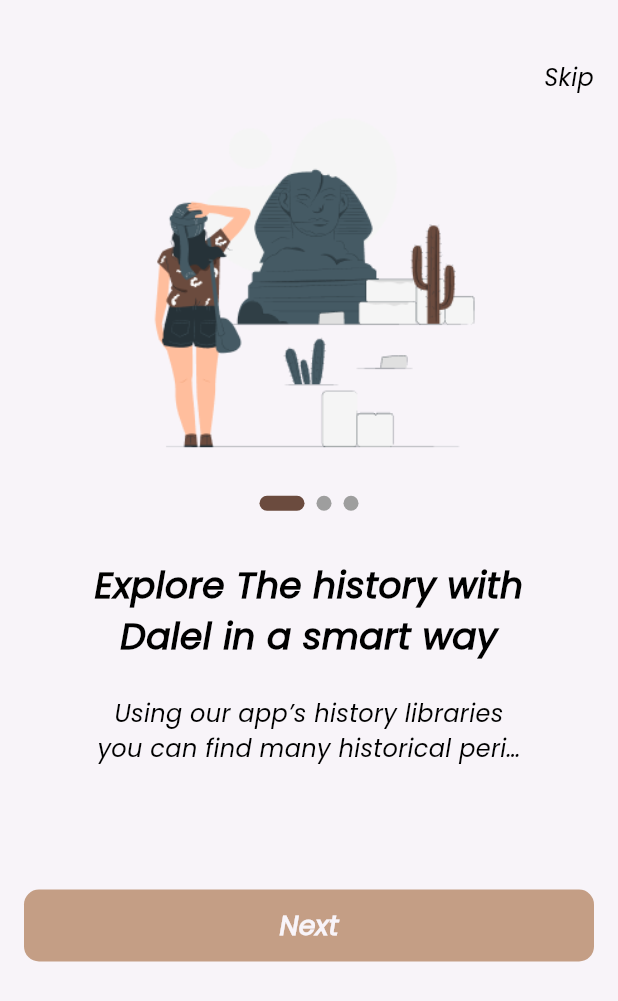
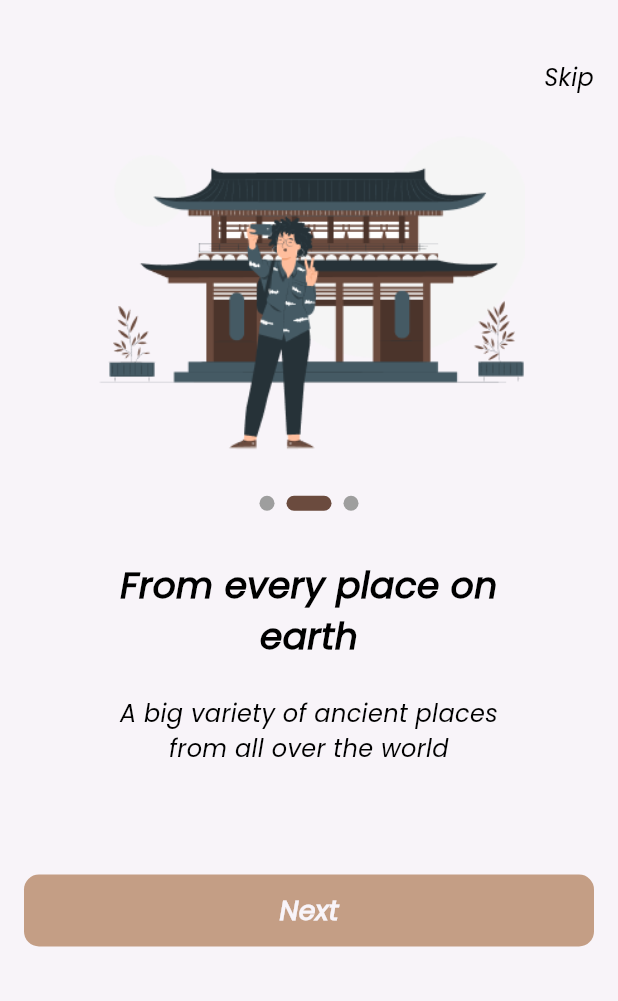
Before and after one commit to AAELBDAWY1318/dalel, a Flutter app: the screen it shows after launch, after a tap on "Next", on a phone screen of 412 x 824 dp. Shown: the top 1001 px of the screen. Run offline on Flutter 3.47's test engine with Material 3 defaults, Android fonts, the phone set to English and light mode, and no system bars; drawn by our look-alikes of smooth_page_indicator; our stand-ins replace go_router.

Commit message:
end onBoarding feature

```diff
--- a/lib/core/routes/app_router.dart
+++ b/lib/core/routes/app_router.dart
@@ -1,3 +1,5 @@
+import 'package:dalel/features/auth/presentation/views/login_view.dart';
+import 'package:dalel/features/auth/presentation/views/signup_view.dart';
 import 'package:dalel/features/onboarding/presentation/views/on_boarding_view.dart';
 import 'package:dalel/features/splash/presentation/view/splash_view.dart';
 import 'package:go_router/go_router.dart';
@@ -11,4 +13,12 @@ final GoRouter router = GoRouter(routes: [
     path: "/onBoarding",
     builder: (context, state) => const OnBoardingView(),
   ),
+  GoRoute(
+    path: "/signUp",
+    builder: (context, state) => const SignUpView(),
+  ),
+  GoRoute(
+    path: "/login",
+    builder: (context, state) => const LoginView(),
+  ),
 ]);
--- a/lib/core/widgets/custom_button.dart
+++ b/lib/core/widgets/custom_button.dart
@@ -10,6 +10,7 @@ class CustomButton extends StatelessWidget {
   @override
   Widget build(BuildContext context) {
     return Container(
+      width: double.infinity,
       decoration: BoxDecoration(
         color: AppColors.primaryColor,
         borderRadius: BorderRadius.circular(10.0),
--- /dev/null
+++ b/lib/core/widgets/custom_text_button.dart
@@ -0,0 +1,22 @@
+import 'package:dalel/core/utils/app_text_styles.dart';
+import 'package:flutter/material.dart';
+
+class CustomTextButton extends StatelessWidget {
+  final Function() onPressed;
+  final String text;
+  const CustomTextButton({super.key, required this.onPressed, required this.text});
+
+  @override
+  Widget build(BuildContext context) {
+    return TextButton(
+      onPressed: onPressed,
+      child: Text(
+        text,
+        style: AppTextStyles.poppins50024.copyWith(
+          fontWeight: FontWeight.w200,
+          fontSize: 16.0,
+        ),
+      ),
+    );
+  }
+}
--- /dev/null
+++ b/lib/features/onboarding/data/models/on_boarding_model.dart
@@ -0,0 +1,29 @@
+import 'package:dalel/core/utils/app_assets.dart';
+
+class OnBoardingModel {
+  final String imagePath;
+  final String title;
+  final String subTitle;
+
+  OnBoardingModel(
+      {required this.imagePath, required this.title, required this.subTitle});
+}
+
+
+List<OnBoardingModel> onBoardingData = [
+  OnBoardingModel(
+    imagePath: Assets.assetsImagesOnboarding1,
+    title: "Explore The history with Dalel in a smart way",
+    subTitle: "Using our app’s history libraries you can find many historical periods ",
+  ),
+  OnBoardingModel(
+    imagePath: Assets.assetsImagesOnboarding2,
+    title: "From every place on earth",
+    subTitle: "A big variety of ancient places from all over the world",
+  ),
+  OnBoardingModel(
+    imagePath: Assets.assetsImagesOnboarding3,
+    title: "Using modern AI technology for better user experience",
+    subTitle: "AI provide recommendations and helps you to continue the search journey",
+  ),
+];
--- a/lib/features/onboarding/presentation/views/on_boarding_view.dart
+++ b/lib/features/onboarding/presentation/views/on_boarding_view.dart
@@ -1,15 +1,24 @@
+import 'package:dalel/core/functions/navigate.dart';
 import 'package:dalel/core/utils/app_strings.dart';
 import 'package:dalel/core/widgets/custom_button.dart';
+import 'package:dalel/core/widgets/custom_text_button.dart';
+import 'package:dalel/features/onboarding/data/models/on_boarding_model.dart';
 import 'package:dalel/features/onboarding/presentation/widgets/page_view.dart';
 import 'package:dalel/features/onboarding/presentation/widgets/skip_button.dart';
 import 'package:flutter/material.dart';
 
-class OnBoardingView extends StatelessWidget {
+class OnBoardingView extends StatefulWidget {
   const OnBoardingView({super.key});
 
   @override
+  State<OnBoardingView> createState() => _OnBoardingViewState();
+}
+
+class _OnBoardingViewState extends State<OnBoardingView> {
+  final PageController controller = PageController();
+  int currentIndex = 0;
+  @override
   Widget build(BuildContext context) {
-    final PageController controller = PageController();
     return SafeArea(
       child: Scaffold(
         body: Padding(
@@ -21,11 +30,41 @@ class OnBoardingView extends StatelessWidget {
                 height: 40.0,
               ),
               SkipButton(onTap: () {}),
-              CustomPageView(controller: controller),
+              CustomPageView(
+                controller: controller,
+                onPageChanged: (index) {
+                  currentIndex = index;
+                  setState(() {});
+                },
+              ),
               const SizedBox(
-                height: 30.0,
+                height: 20.0,
               ),
-              CustomButton(text: AppStrings.next, onPressed: () {}),
+              currentIndex == onBoardingData.length - 1
+                  ? Column(
+                      children: [
+                        CustomButton(
+                            text: AppStrings.createAccount,
+                            onPressed: () {
+                              customPushReplacementNavigation(
+                                  context, "/signUp");
+                            }),
+                        CustomTextButton(
+                          onPressed: () {
+                            customPushReplacementNavigation(context, "/login");
+                          },
+                          text: AppStrings.loginNow,
+                        ),
+                      ],
+                    )
+                  : CustomButton(
+                      text: AppStrings.next,
+                      onPressed: () {
+                        controller.nextPage(
+                            duration: const Duration(microseconds: 200),
+                            curve: Curves.decelerate);
+                        setState(() {});
+                      }),
               const SizedBox(
                 height: 17.0,
               ),
--- a/lib/features/onboarding/presentation/widgets/page_view.dart
+++ b/lib/features/onboarding/presentation/widgets/page_view.dart
@@ -1,12 +1,13 @@
-import 'package:dalel/core/utils/app_assets.dart';
 import 'package:dalel/core/utils/app_colors.dart';
 import 'package:dalel/core/utils/app_text_styles.dart';
+import 'package:dalel/features/onboarding/data/models/on_boarding_model.dart';
 import 'package:flutter/material.dart';
 import 'package:smooth_page_indicator/smooth_page_indicator.dart';
 
 class CustomPageView extends StatelessWidget {
   final PageController controller;
-  const CustomPageView({super.key, required this.controller});
+  final Function(int)? onPageChanged;
+  const CustomPageView({super.key, required this.controller, this.onPageChanged});
 
   @override
   Widget build(BuildContext context) {
@@ -14,13 +15,15 @@ class CustomPageView extends StatelessWidget {
       height: 500.0,
       child: PageView.builder(
         physics: const BouncingScrollPhysics(),
+        onPageChanged: onPageChanged,
         controller: controller,
+        itemCount: onBoardingData.length,
         itemBuilder: (context, index) {
           return Padding(
             padding: const EdgeInsets.symmetric(horizontal: 46.0),
             child: Column(
               children: [
-                Image.asset(Assets.assetsImagesOnboarding1),
+                Image.asset(onBoardingData[index].imagePath),
                 const SizedBox(
                   height: 24.0,
                 ),
@@ -36,8 +39,8 @@ class CustomPageView extends StatelessWidget {
                 const SizedBox(
                   height: 32.0,
                 ),
-                const Text(
-                  "Explore The history with Dalel in a smart way",
+                Text(
+                  onBoardingData[index].title,
                   style: AppTextStyles.poppins50024,
                   textAlign: TextAlign.center,
                   maxLines: 2,
@@ -47,7 +50,7 @@ class CustomPageView extends StatelessWidget {
                   height: 24.0,
                 ),
                 Text(
-                  "Using our app’s history libraries you can find many historical periods ",
+                  onBoardingData[index].subTitle,
                   style: AppTextStyles.poppins50024.copyWith(
                     fontSize: 16.0,
                     fontWeight: FontWeight.w300,
```
Also changed, not shown: lib/features/auth/presentation/views/login_view.dart (added, +10 -0 lines), lib/features/auth/presentation/views/signup_view.dart (added, +10 -0 lines).
